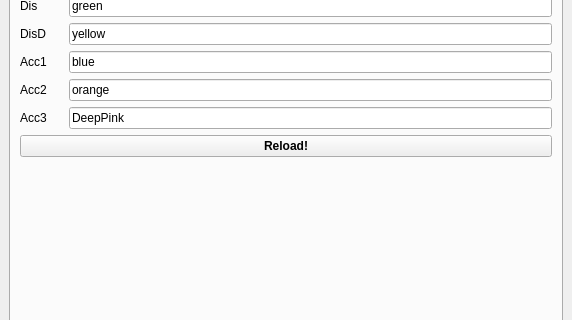
This is OTModules/OTInternals/wstyletest.ui in pietr26/OMSI-Tools as Qt 5 draws it before an edit; both pictures show x 0 to 572 and y 200 to 520 of the 572 by 1022 pixel window. The edited form follows.
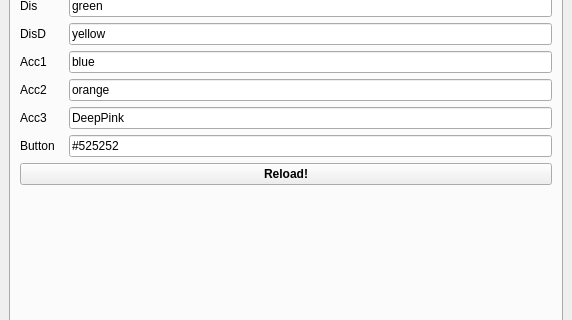
This is the edited form. Icons and pictures are not drawn.

```diff
--- a/OTModules/OTInternals/wstyletest.ui
+++ b/OTModules/OTInternals/wstyletest.ui
@@ -183,6 +183,20 @@
               </property>
              </widget>
             </item>
+            <item row="7" column="0">
+             <widget class="QLabel" name="label_13">
+              <property name="text">
+               <string notr="true">Button</string>
+              </property>
+             </widget>
+            </item>
+            <item row="7" column="1">
+             <widget class="QLineEdit" name="ledButton">
+              <property name="text">
+               <string notr="true">#525252</string>
+              </property>
+             </widget>
+            </item>
            </layout>
           </item>
           <item>
```
